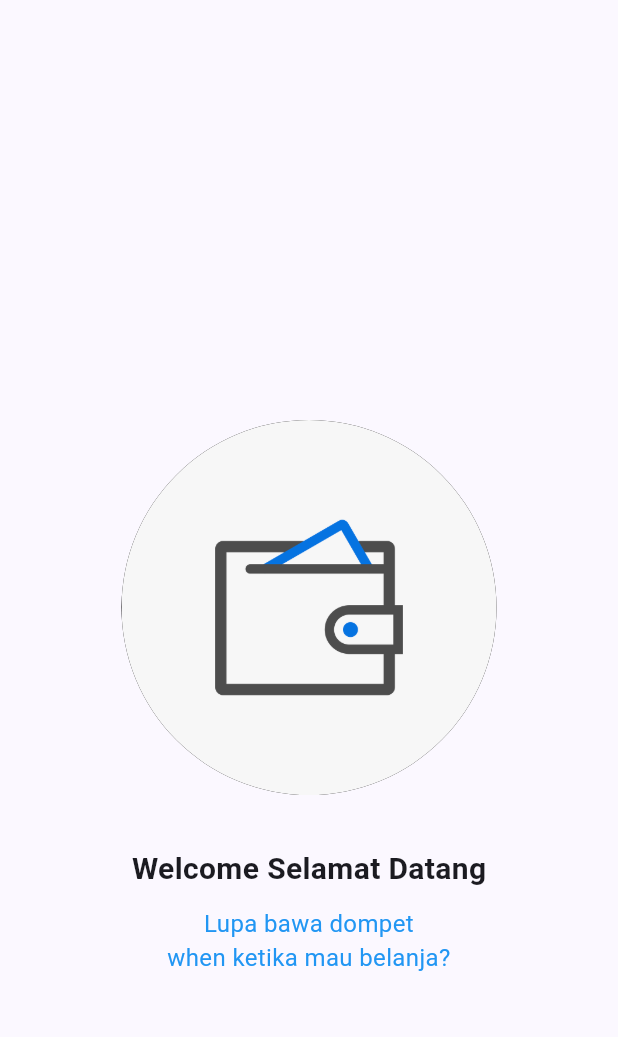
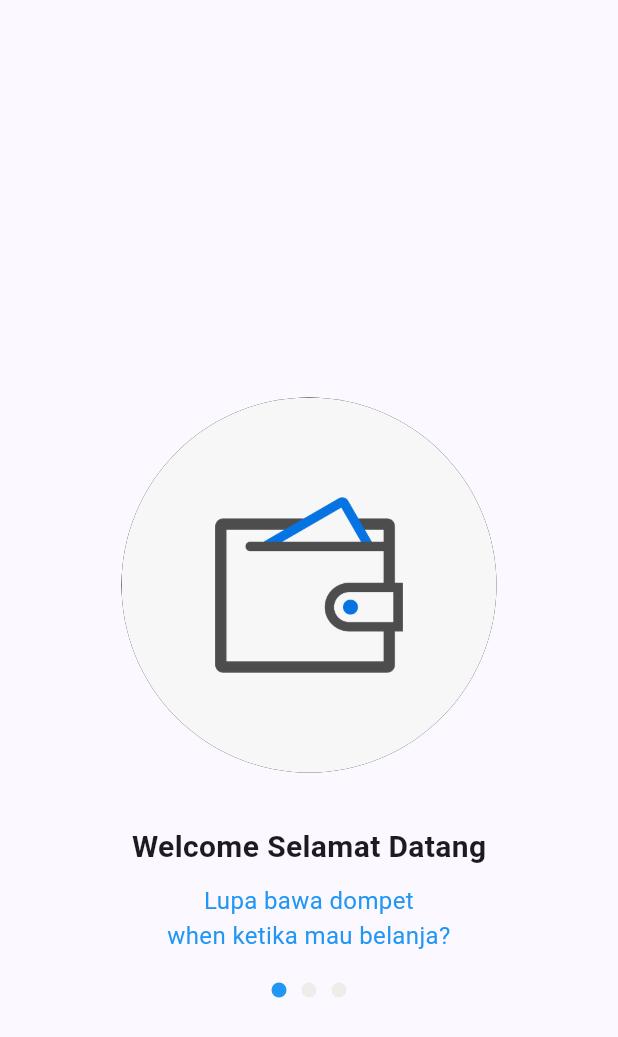
Before and after one commit to str122-xyz/Tugas-Week-6, a Flutter app: the screen it shows after launch, on a phone screen of 412 x 824 dp. Shown: the top 1037 px of the screen. Run offline on Flutter 3.47's test engine with Material 3 defaults, Android fonts, the phone set to English and light mode, and no system bars.

Commit message:
menambahkan bullet indikator

```diff
--- a/lib/screen/splash_screen_1.dart
+++ b/lib/screen/splash_screen_1.dart
@@ -41,6 +41,41 @@ class SplashScreen1 extends StatelessWidget {
                 fontWeight: FontWeight.normal,
               ),
             ),
+            SizedBox(height: 20),
+            Row(
+              mainAxisAlignment: MainAxisAlignment.center,
+              children: [
+                // Bullet aktif
+                Container(
+                  width: 10,
+                  height: 10,
+                  decoration: BoxDecoration(
+                    shape: BoxShape.circle,
+                    color: Colors.blue,
+                  ),
+                ),
+                SizedBox(width: 10),
+                // Bullet non-aktif
+                Container(
+                  width: 10,
+                  height: 10,
+                  decoration: BoxDecoration(
+                    shape: BoxShape.circle,
+                    color: Color(0xFFedede9),
+                  ),
+                ),
+                SizedBox(width: 10),
+                // Bullet non-aktif
+                Container(
+                  width: 10,
+                  height: 10,
+                  decoration: BoxDecoration(
+                    shape: BoxShape.circle,
+                    color: Color(0xFFedede9),
+                  ),
+                ),
+              ],
+            ),
           ],
         ),
       ),
```
